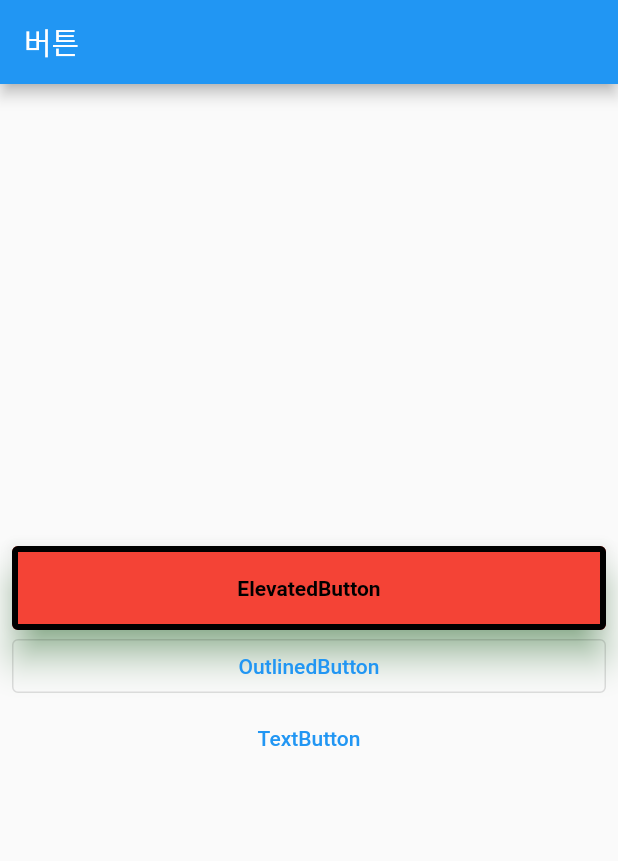
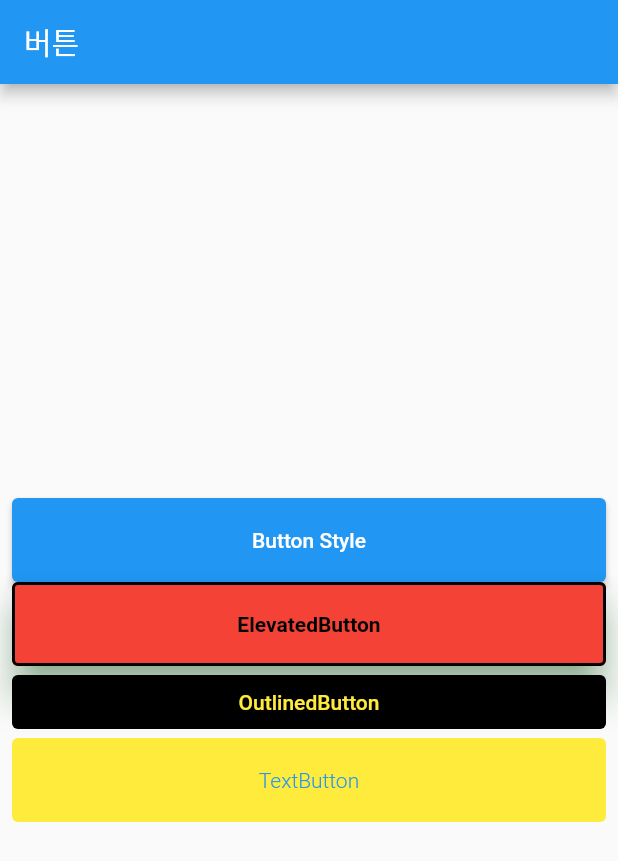
Before and after one commit to heesun-b/flutter_button_practice, a Flutter app: the screen it shows after launch, on a phone screen of 412 x 824 dp. Shown: the top 861 px of the screen. Run offline on Flutter 3.47's test engine with Material 2 defaults, Android fonts, the phone set to English and light mode, and no system bars.

Commit message:
OutlineButton and TextButton

```diff
--- a/lib/main.dart
+++ b/lib/main.dart
@@ -33,29 +33,42 @@ class Homepage extends StatelessWidget {
             mainAxisAlignment: MainAxisAlignment.center,
             children: [
               ElevatedButton(
+                onPressed: () {},
+                style: ButtonStyle(
+                  overlayColor: MaterialStateProperty.all(Colors.black),
+                  padding: MaterialStateProperty.resolveWith(
+                      (Set<MaterialState> states) {
+                    return EdgeInsets.symmetric(vertical: 20);
+                  }),
+                ),
+                child: Text("Button Style"),
+              ),
+              ElevatedButton(
                 style: ElevatedButton.styleFrom(
                   backgroundColor: Colors.red,
                   foregroundColor: Colors.black,
                   shadowColor: Colors.green,
                   elevation: 10.0,
-                  textStyle: TextStyle(
-                    fontWeight: FontWeight.w700
-                  ),
+                  textStyle: TextStyle(fontWeight: FontWeight.w700),
                   padding: EdgeInsets.symmetric(vertical: 20),
-                  side: BorderSide(
-                    color: Colors.black,
-                    width: 4.0
-                  )
-
+                  side: BorderSide(color: Colors.black, width: 2.0),
                 ),
                 onPressed: () {},
                 child: Text("ElevatedButton"),
               ),
               OutlinedButton(
+                style: OutlinedButton.styleFrom(
+                  backgroundColor: Colors.black,
+                  foregroundColor: Colors.yellow,
+                ),
                 onPressed: () {},
                 child: Text("OutlinedButton"),
               ),
               TextButton(
+                style: TextButton.styleFrom(
+                    backgroundColor: Colors.yellow,
+                    textStyle: TextStyle(fontWeight: FontWeight.w300),
+                    padding: EdgeInsets.symmetric(vertical: 20)),
                 onPressed: () {},
                 child: Text("TextButton"),
               ),
```
